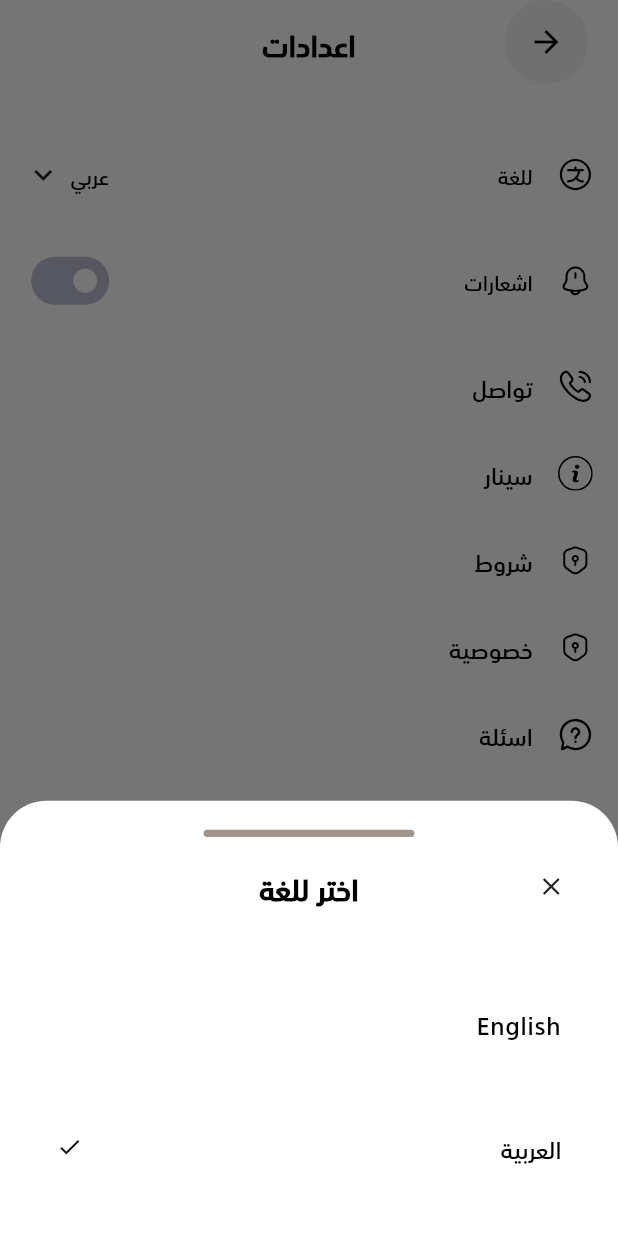
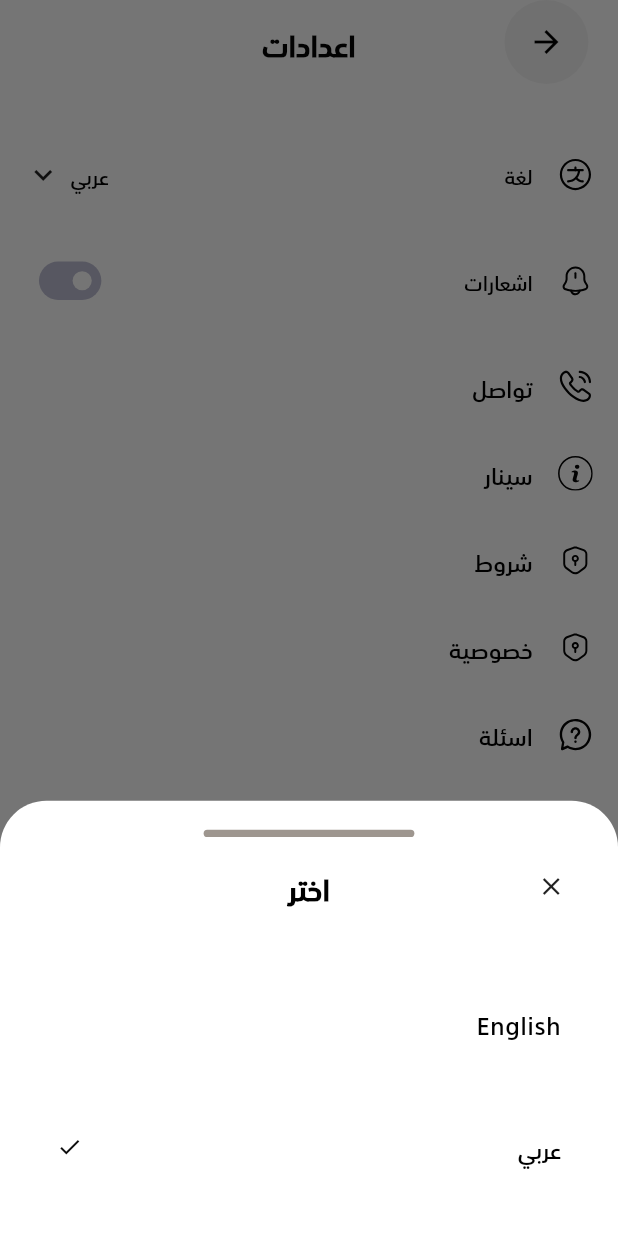
Before and after one commit to Almumez/tawsil_ghaz, a Flutter app: the SettingsView screen opened by its route, after a tap on "عربي", on a phone screen of 412 x 824 dp. Run offline on Flutter 3.47's test engine with Material 3 defaults, Android fonts, the phone set to English and light mode, and no system bars; our stand-ins replace cached_network_image, dio, dotted_border, easy_localization, firebase_core, firebase_messaging and 17 more; missing offline and left inert: myfatoorah_flutter; accounts and stored records are empty.

Commit message:
refactor(translations, ui): update Arabic translations and improve settings UI
Revised Arabic translations for clarity and consistency, including changes to language labels and selection prompts. Enhanced the settings UI by adjusting the display of language options, ensuring a more intuitive experience for Arabic-speaking users.

```diff
--- a/assets/translations/ar-SA.json
+++ b/assets/translations/ar-SA.json
@@ -89,11 +89,11 @@
   "current_password": "كلمة المرور الحالية",
   "update_phone": "تحديث رقم الهاتف",
   "update_phone_successfully": "تم تحديث رقم الهاتف بنجاح",
-  "language": "للغة",
+  "language": "لغة",
   "arabic": "عربي",
   "english": "English",
   "delete_account": "تعطيل",
-  "choose": "اختر {}",
+  "choose": "اختر",
   "orders_count": "عدد الطلبات",
   "wallet": "المحفظة",
   "car_info": "وثائق",
--- a/assets/translations/en-US.json
+++ b/assets/translations/en-US.json
@@ -90,7 +90,6 @@
   "update_phone": "Update phone",
   "update_phone_successfully": "Update phone successfully",
   "language": "Language",
-  "arabic": "العربية",
   "english": "English",
   "delete_account": "Delete account",
   "choose": "Choose {}",
--- a/lib/features/shared/pages/settings/view.dart
+++ b/lib/features/shared/pages/settings/view.dart
@@ -91,14 +91,14 @@ class _SettingsViewState extends State<SettingsView> {
                           final localeResult = await showModalBottomSheet<SelectModel?>(
                             context: context,
                             builder: (context) => SelectItemSheet(
-                              title: LocaleKeys.choose.tr(args: [LocaleKeys.language.tr()]),
+                              title: LocaleKeys.choose.tr(),
                               items: const [
                                 SelectModel(id: Locale('en', 'US'), name: 'English'),
-                                SelectModel(id: Locale('ar', 'SA'), name: 'العربية'),
+                                SelectModel(id: Locale('ar', 'SA'), name: 'عربي'),
                               ],
                               initItem: SelectModel(
                                 id: context.locale,
-                                name: context.locale.languageCode == 'en' ? "English" : "العربية",
+                                name: context.locale.languageCode == 'en' ? "English" : "عربي",
                               ),
                             ),
                           );
@@ -140,7 +140,9 @@ class _SettingsViewState extends State<SettingsView> {
                       }
                     },
                     builder: (context, state) {
-                      return Switch(
+                      return Transform.scale(
+                        scale: 0.8,
+                        child: Switch(
                           activeColor: context.primaryColorLight.withValues(alpha: state.allowNotificationsState.isLoading ? .5 : 1),
                           activeTrackColor: context.primaryColorDark.withValues(alpha: state.allowNotificationsState.isLoading ? .5 : 1),
                           inactiveThumbColor: context.primaryColorLight.withValues(alpha: state.allowNotificationsState.isLoading ? .5 : 1),
@@ -150,6 +152,7 @@ class _SettingsViewState extends State<SettingsView> {
                           onChanged: (value) {
                             cubit.allowNotifications();
                           },
+                        ),
                       );
                     },
                   ),
```
Lines whose indentation alone changed are shown as unchanged.
